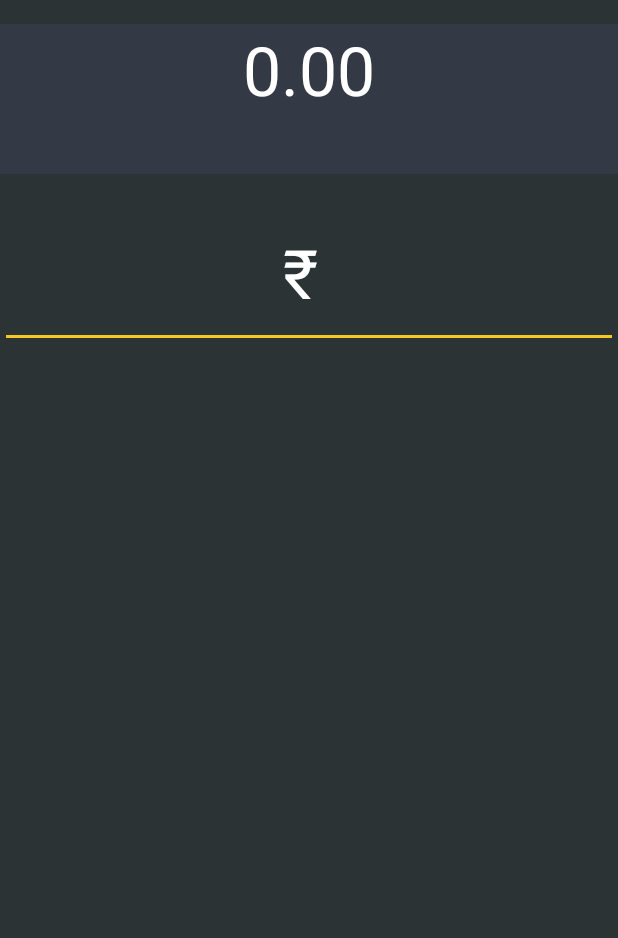
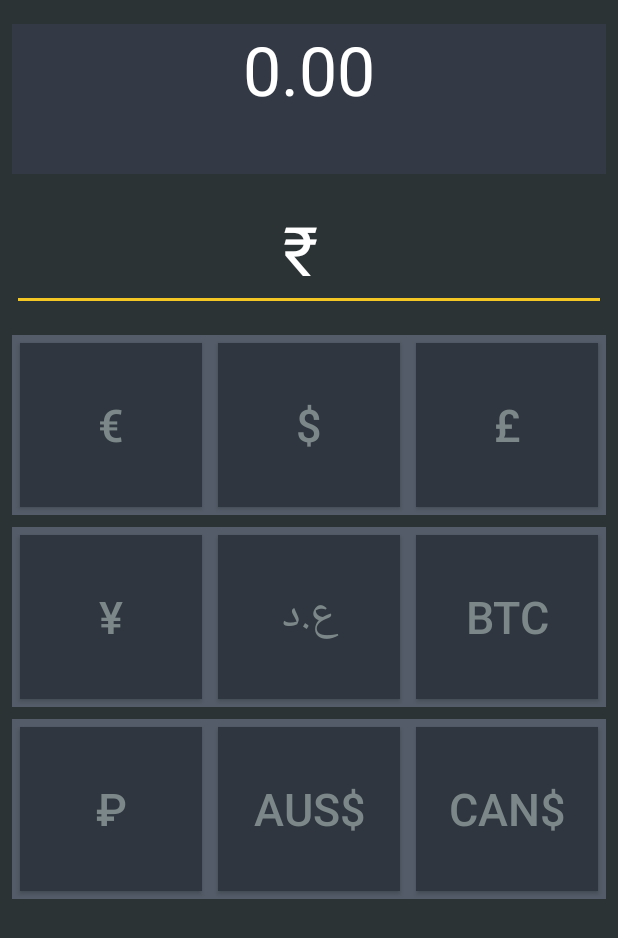
Before and after one commit to rupesh1310/Android, an Android app: the screen it shows after launch (MainActivity), on a phone screen of 412 x 824 dp. Shown: the top 938 px of the screen. Run offline under Robolectric (Android 15) with nearby library versions, the phone set to English and light mode, and no system bars.

Commit message:
:rocket: added currencyconverter v2

```diff
--- a/17CurrecyConverApp/app/src/main/AndroidManifest.xml
+++ b/17CurrecyConverApp/app/src/main/AndroidManifest.xml
@@ -1,6 +1,6 @@
 <?xml version="1.0" encoding="utf-8"?>
 <manifest xmlns:android="http://schemas.android.com/apk/res/android"
-    package="rupesh1310.github.currecyconverapp">
+    package="learncodeonline.in.cuccencyconverterapp">
 
     <application
         android:allowBackup="true"
--- /dev/null
+++ b/17CurrecyConverApp/app/src/main/java/learncodeonline/in/cuccencyconverterapp/MainActivity.java
@@ -0,0 +1,70 @@
+package learncodeonline.in.cuccencyconverterapp;
+
+import android.support.v7.app.AppCompatActivity;
+import android.os.Bundle;
+import android.text.TextUtils;
+import android.view.View;
+import android.widget.Button;
+import android.widget.EditText;
+import android.widget.TextView;
+
+import java.text.DecimalFormat;
+import java.util.Formatter;
+
+public class MainActivity extends AppCompatActivity {
+
+    Button euro, pound, dollar, yen, dinar, bitcoin, rubel, ausdollar, candollar;
+    EditText editText;
+    TextView textView;
+
+    @Override
+    protected void onCreate(Bundle savedInstanceState) {
+        super.onCreate(savedInstanceState);
+        setContentView(R.layout.activity_main);
+
+        euro = findViewById(R.id.euro);
+        pound = findViewById(R.id.pound);
+        //TODO:
+        dollar = findViewById(R.id.dollar);
+        //TODO:
+        yen = findViewById(R.id.yen);
+        //TODO:
+        dinar = findViewById(R.id.dinar);
+        //TODO:
+        bitcoin=findViewById(R.id.bitcoin);
+        //TODO:
+        rubel = findViewById(R.id.rubel);
+        //TODO:
+        ausdollar = findViewById(R.id.ausdollar);
+        //TODO:
+        candollar = findViewById(R.id.candollar);
+        editText = findViewById(R.id.editText);
+        textView = findViewById(R.id.textView);
+
+
+        euro.setOnClickListener(new View.OnClickListener() {
+            @Override
+            public void onClick(View view) {
+                String z = editText.getText().toString();
+
+                if (TextUtils.isEmpty(z)){
+                    editText.setError("Empty User Input");
+                } else {
+                    double n, k;
+
+                    n = Double.parseDouble(z);
+                    textView.setText(null);
+                    Formatter formatter = new Formatter();
+                    k = n * 0.012;
+
+                    DecimalFormat numberFormat = new DecimalFormat("#.00");
+                    textView.setText("" + numberFormat.format(k));
+//                    textView.setText(""+k);
+                }
+
+
+            }
+        });
+
+    }
+}
--- a/17CurrecyConverApp/app/src/main/res/layout/activity_main.xml
+++ b/17CurrecyConverApp/app/src/main/res/layout/activity_main.xml
@@ -1,5 +1,5 @@
 <?xml version="1.0" encoding="utf-8"?>
-<androidx.constraintlayout.widget.ConstraintLayout xmlns:android="http://schemas.android.com/apk/res/android"
+<android.support.constraint.ConstraintLayout xmlns:android="http://schemas.android.com/apk/res/android"
     xmlns:app="http://schemas.android.com/apk/res-auto"
     xmlns:tools="http://schemas.android.com/tools"
     android:layout_width="match_parent"
@@ -11,28 +11,197 @@
         android:id="@+id/textView"
         android:layout_width="match_parent"
         android:layout_height="100dp"
+        android:layout_marginStart="8dp"
         android:layout_marginTop="16dp"
+        android:layout_marginEnd="8dp"
+        android:background="#333945"
         android:text="0.00"
-        android:background="#333945"
+        android:textAlignment="center"
         android:textColor="#fff"
         android:textSize="45sp"
-        android:textAlignment="center"
         app:layout_constraintEnd_toEndOf="parent"
+        app:layout_constraintHorizontal_bias="0.0"
         app:layout_constraintStart_toStartOf="parent"
         app:layout_constraintTop_toTopOf="parent" />
 
     <EditText
+        android:id="@+id/editText"
         android:layout_width="match_parent"
-        android:layout_height="100dp"
+        android:layout_height="75dp"
+        android:layout_marginStart="8dp"
         android:layout_marginTop="16dp"
+        android:layout_marginEnd="8dp"
+        android:hint="₹ "
         android:inputType="number"
         android:textAlignment="center"
-        android:hint="₹ "
         android:textColor="#fff"
+        android:textColorHint="#fff"
         android:textSize="45sp"
-        android:textColorHint="#fff"
         app:layout_constraintEnd_toEndOf="parent"
+        app:layout_constraintHorizontal_bias="0.0"
+        app:layout_constraintStart_toStartOf="parent"
         app:layout_constraintTop_toBottomOf="@+id/textView" />
 
+    <LinearLayout
+        android:id="@+id/linearLayout"
+        android:layout_width="match_parent"
+        android:layout_height="120dp"
+        android:layout_marginStart="8dp"
+        android:layout_marginTop="16dp"
+        android:layout_marginEnd="8dp"
+        android:background="#535C68"
+        android:orientation="horizontal"
+        android:weightSum="3"
+        app:layout_constraintEnd_toEndOf="parent"
+        app:layout_constraintHorizontal_bias="0.0"
+        app:layout_constraintStart_toStartOf="parent"
+        app:layout_constraintTop_toBottomOf="@+id/editText">
 
-</androidx.constraintlayout.widget.ConstraintLayout>
+        <Button
+            android:id="@+id/euro"
+            android:layout_width="match_parent"
+            android:layout_height="match_parent"
+            android:layout_margin="5dp"
+            android:layout_weight="1"
+            android:background="#2F363F"
+            android:text="€"
+            android:textColor="#7B8788"
+            android:textSize="30sp"
+
+            />
+
+        <Button
+            android:id="@+id/dollar"
+            android:layout_width="match_parent"
+            android:layout_height="match_parent"
+            android:layout_margin="5dp"
+            android:layout_weight="1"
+            android:background="#2F363F"
+            android:text="$"
+            android:textColor="#7B8788"
+            android:textSize="30sp"
+
+            />
+
+        <Button
+            android:id="@+id/pound"
+            android:layout_width="match_parent"
+            android:layout_height="match_parent"
+            android:layout_margin="5dp"
+            android:layout_weight="1"
+            android:background="#2F363F"
+            android:text="£"
+            android:textColor="#7B8788"
+            android:textSize="30sp"
+
+            />
+
+
+    </LinearLayout>
+
+    <LinearLayout
+        android:layout_width="match_parent"
+        android:layout_height="120dp"
+        android:layout_marginStart="8dp"
+        android:layout_marginTop="8dp"
+        android:layout_marginEnd="8dp"
+        android:orientation="horizontal"
+        android:background="#535C68"
+        app:layout_constraintEnd_toEndOf="parent"
+        app:layout_constraintHorizontal_bias="0.0"
+        app:layout_constraintStart_toStartOf="parent"
+        android:weightSum="3"
+        app:layout_constraintTop_toBottomOf="@+id/linearLayout2">
+
+        <Button
+            android:id="@+id/rubel"
+            android:layout_width="match_parent"
+            android:layout_height="match_parent"
+            android:layout_margin="5dp"
+            android:layout_weight="1"
+            android:background="#2F363F"
+            android:text="₽"
+            android:textColor="#7B8788"
+            android:textSize="30sp"
+
+            />
+        <Button
+            android:id="@+id/ausdollar"
+            android:layout_width="match_parent"
+            android:layout_height="match_parent"
+            android:layout_margin="5dp"
+            android:layout_weight="1"
+            android:background="#2F363F"
+            android:text="AUS$"
+            android:textColor="#7B8788"
+            android:textSize="30sp"
+
+            />
+        <Button
+            android:id="@+id/candollar"
+            android:layout_width="match_parent"
+            android:layout_height="match_parent"
+            android:layout_margin="5dp"
+            android:layout_weight="1"
+            android:background="#2F363F"
+            android:text="Can$"
+            android:textColor="#7B8788"
+            android:textSize="30sp"
+
+            />
+
+    </LinearLayout>
+
+    <LinearLayout
+        android:id="@+id/linearLayout2"
+        android:layout_width="match_parent"
+        android:layout_height="120dp"
+        android:layout_marginStart="8dp"
+        android:layout_marginTop="8dp"
+        android:layout_marginEnd="8dp"
+        android:orientation="horizontal"
+        android:background="#535C68"
+        app:layout_constraintEnd_toEndOf="parent"
+        app:layout_constraintStart_toStartOf="parent"
+        android:weightSum="3"
+        app:layout_constraintTop_toBottomOf="@+id/linearLayout">
+
+        <Button
+            android:id="@+id/yen"
+            android:layout_width="match_parent"
+            android:layout_height="match_parent"
+            android:layout_margin="5dp"
+            android:layout_weight="1"
+            android:background="#2F363F"
+            android:text="¥"
+            android:textColor="#7B8788"
+            android:textSize="30sp"
+
+            /><Button
+        android:id="@+id/dinar"
+        android:layout_width="match_parent"
+        android:layout_height="match_parent"
+        android:layout_margin="5dp"
+        android:layout_weight="1"
+        android:background="#2F363F"
+        android:text="ع.د"
+        android:textColor="#7B8788"
+        android:textSize="30sp"
+
+        /><Button
+        android:id="@+id/bitcoin"
+        android:layout_width="match_parent"
+        android:layout_height="match_parent"
+        android:layout_margin="5dp"
+        android:layout_weight="1"
+        android:background="#2F363F"
+        android:text="BTC"
+        android:textColor="#7B8788"
+        android:textSize="30sp"
+
+        />
+
+    </LinearLayout>
+
+
+</android.support.constraint.ConstraintLayout>
--- a/17CurrecyConverApp/app/src/main/res/values/strings.xml
+++ b/17CurrecyConverApp/app/src/main/res/values/strings.xml
@@ -1,3 +1,3 @@
 <resources>
-    <string name="app_name">CurrecyConverApp</string>
+    <string name="app_name">CuccencyConverterApp</string>
 </resources>
--- a/17CurrecyConverApp/build.gradle
+++ b/17CurrecyConverApp/build.gradle
@@ -1,13 +1,14 @@
 // Top-level build file where you can add configuration options common to all sub-projects/modules.
 
 buildscript {
+
     repositories {
         google()
         jcenter()
-
     }
     dependencies {
-        classpath 'com.android.tools.build:gradle:3.5.2'
+        classpath 'com.android.tools.build:gradle:3.2.0'
+
 
         // NOTE: Do not place your application dependencies here; they belong
         // in the individual module build.gradle files
@@ -18,7 +19,6 @@ allprojects {
     repositories {
         google()
         jcenter()
-
     }
 }
 
--- a/17CurrecyConverApp/gradle.properties
+++ b/17CurrecyConverApp/gradle.properties
@@ -11,9 +11,3 @@ org.gradle.jvmargs=-Xmx1536m
 # This option should only be used with decoupled projects. More details, visit
 # http://www.gradle.org/docs/current/userguide/multi_project_builds.html#sec:decoupled_projects
 # org.gradle.parallel=true
-# AndroidX package structure to make it clearer which packages are bundled with the
-# Android operating system, and which are packaged with your app's APK
-# https://developer.android.com/topic/libraries/support-library/androidx-rn
-android.useAndroidX=true
-# Automatically convert third-party libraries to use AndroidX
-android.enableJetifier=true
--- a/17CurrecyConverApp/settings.gradle
+++ b/17CurrecyConverApp/settings.gradle
@@ -1,2 +1 @@
 include ':app'
-rootProject.name='CurrecyConverApp'
```
Also changed, not shown: 17CurrecyConverApp/app/build.gradle (+9 -10 lines), 17CurrecyConverApp/gradle/wrapper/gradle-wrapper.properties, 3 other files.
